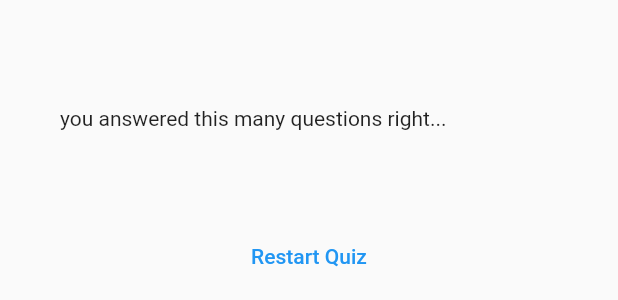
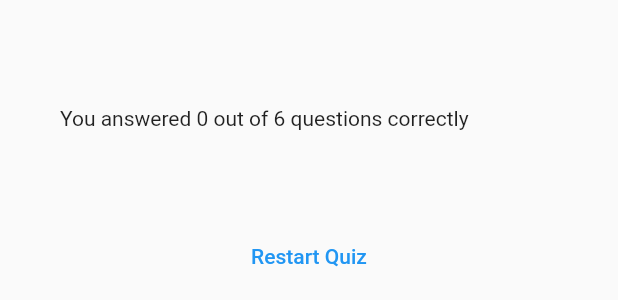
Before and after one commit to richellethorpe/flutter_quiz, a Flutter app: the ResultsScreen widget shown alone on an empty page, opened directly with empty values, on a phone screen of 412 x 824 dp. Shown: the part 419-719 px from the top of the screen. Run offline on Flutter 3.47's test engine with Material 2 defaults, Android fonts, the phone set to English and light mode, and no system bars; our stand-ins replace google_fonts.

Commit message:
adds total questions correctly answered on results page

```diff
--- a/lib/results_screen.dart
+++ b/lib/results_screen.dart
@@ -1,7 +1,6 @@
 import 'package:flutter/material.dart';
 import 'package:flutter_quiz/data/questions.dart';
 import 'package:flutter_quiz/questions_summary.dart';
-
 
 class ResultsScreen extends StatelessWidget {
   const ResultsScreen({super.key, required this.chosenAnswers});
@@ -23,6 +22,12 @@ class ResultsScreen extends StatelessWidget {
 
   @override
   Widget build(BuildContext context) {
+    final summaryData = getSummaryData();
+    final numTotalQuestions = questions.length;
+    final numCorrectQuestions = summaryData.where((data) {
+      return data['user_answer'] == data['correct_answer'];
+    }).length;
+
     return SizedBox(
       width: double.infinity,
       child: Container(
@@ -31,11 +36,11 @@ class ResultsScreen extends StatelessWidget {
           mainAxisAlignment: MainAxisAlignment.center,
           crossAxisAlignment: CrossAxisAlignment.stretch,
           children: [
-            const Text('you answered this many questions right...'),
+            Text('You answered $numCorrectQuestions out of $numTotalQuestions questions correctly'),
             const SizedBox(
               height: 30,
             ),
-            QuestionsSummary(getSummaryData()),
+            QuestionsSummary(summaryData),
             const SizedBox(
               height: 30,
             ),
```
Also changed, not shown: lib/questions_summary.dart (+8 -6 lines).
